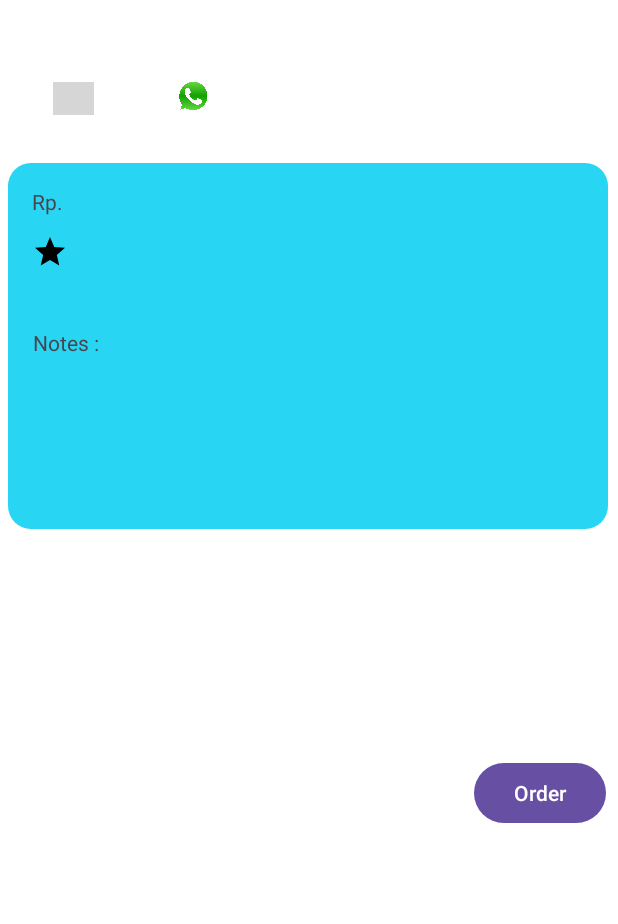
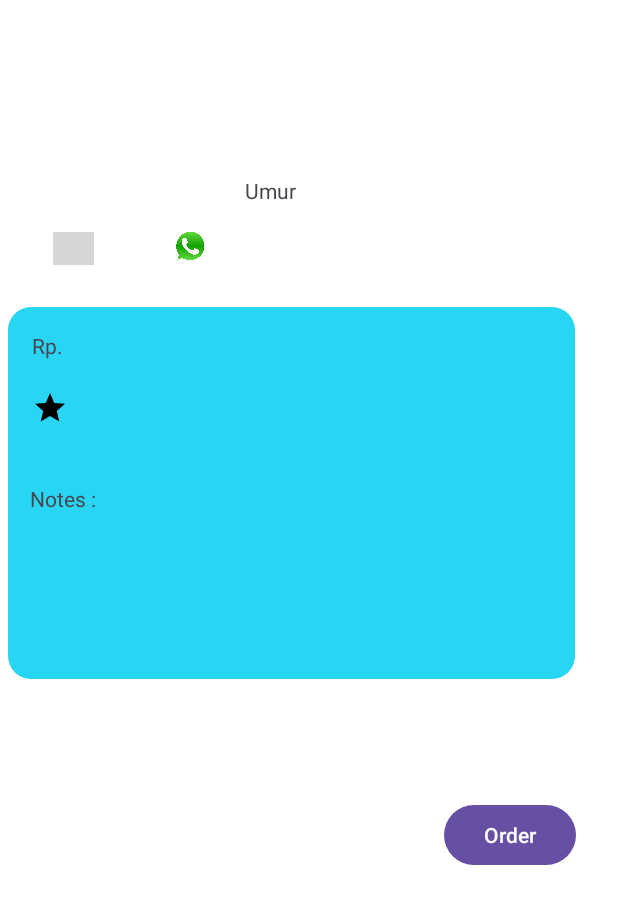
Before and after one commit to c14210115/appSporty, an Android app: the fragment fragment_detail_coach placed in its activity, on a phone screen of 412 x 824 dp, the part 128-1052 px from its top. Run offline under Robolectric (Android 15) with nearby library versions, the phone set to English and light mode, and no system bars; plain views replace CircularImageView; 9 statements that could not run were skipped; grey boxes are pictures that could not be loaded.

Commit message:
Anthony : Sudah selesai coding detail coachnya. Sudah bisa halaman awal muncul langsung di HOME (Udah aku update lebih rapi sedikit)

```diff
--- a/app/src/main/java/com/petra/appsporty/MainActivity.kt
+++ b/app/src/main/java/com/petra/appsporty/MainActivity.kt
@@ -40,6 +40,7 @@ class MainActivity : AppCompatActivity() {
         fragmentManager = supportFragmentManager
         fragmentManager.beginTransaction().replace(R.id.fragmentContainerView, fragment).commit()
 
+        //set page title
         val pageTitle = when (fragment) {
             is fragment_home -> "SPORTY"
             is fragment_profile -> "PROFILE"
--- a/app/src/main/res/layout/fragment_detail_coach.xml
+++ b/app/src/main/res/layout/fragment_detail_coach.xml
@@ -11,8 +11,8 @@
 
     <ImageView
         android:id="@+id/imgCoachDetail"
-        android:layout_width="wrap_content"
-        android:layout_height="wrap_content"
+        android:layout_width="100dp"
+        android:layout_height="100dp"
         android:layout_marginStart="35dp"
         android:layout_marginTop="29dp"
         app:layout_constraintStart_toStartOf="parent"
@@ -79,7 +79,8 @@
         android:id="@+id/tvIg"
         android:layout_width="wrap_content"
         android:layout_height="wrap_content"
-        android:layout_marginStart="10dp"
+        android:layout_marginStart="8dp"
+        android:layout_marginBottom="4dp"
         android:text="namaInstagram"
         app:layout_constraintBottom_toBottomOf="@+id/imageView3"
         app:layout_constraintStart_toEndOf="@+id/imageView3" />
@@ -88,17 +89,18 @@
         android:id="@+id/tvWA"
         android:layout_width="wrap_content"
         android:layout_height="wrap_content"
-        android:layout_marginStart="10dp"
+        android:layout_marginStart="4dp"
+        android:layout_marginBottom="4dp"
         android:text="noWA"
         app:layout_constraintBottom_toBottomOf="@+id/imageView5"
         app:layout_constraintStart_toEndOf="@+id/imageView5" />
 
     <androidx.constraintlayout.widget.ConstraintLayout
         android:id="@+id/constraintLayout"
-        android:layout_width="400dp"
-        android:layout_height="244dp"
+        android:layout_width="378dp"
+        android:layout_height="248dp"
         android:layout_marginStart="5dp"
-        android:layout_marginTop="32dp"
+        android:layout_marginTop="28dp"
         android:layout_marginEnd="5dp"
         android:background="@drawable/roundedcorner"
         android:backgroundTint="#28D5F3"
@@ -111,10 +113,11 @@
             android:id="@+id/tvCoachprice"
             android:layout_width="wrap_content"
             android:layout_height="wrap_content"
-            android:layout_marginStart="44dp"
             android:layout_marginTop="16dp"
             android:text="CoachPrice"
-            app:layout_constraintStart_toStartOf="parent"
+            app:layout_constraintEnd_toEndOf="parent"
+            app:layout_constraintHorizontal_bias="0.017"
+            app:layout_constraintStart_toEndOf="@+id/tvRupiahRP"
             app:layout_constraintTop_toTopOf="parent" />
 
         <TextView
@@ -131,7 +134,7 @@
             android:layout_width="wrap_content"
             android:layout_height="wrap_content"
             android:layout_marginStart="16dp"
-            android:layout_marginTop="12dp"
+            android:layout_marginTop="20dp"
             android:drawableStart="@drawable/star"
             app:layout_constraintStart_toStartOf="parent"
             app:layout_constraintTop_toBottomOf="@+id/tvRupiahRP" />
@@ -165,6 +168,9 @@
             android:layout_height="wrap_content"
             android:layout_marginStart="15dp"
             android:layout_marginTop="5dp"
+            android:layout_marginEnd="15dp"
+            app:layout_constraintEnd_toEndOf="parent"
+            app:layout_constraintHorizontal_bias="0.07"
             app:layout_constraintStart_toStartOf="parent"
             app:layout_constraintTop_toBottomOf="@+id/tvNotes" />
 
@@ -174,9 +180,10 @@
         android:id="@+id/btnOrder"
         android:layout_width="wrap_content"
         android:layout_height="wrap_content"
-        android:layout_marginStart="316dp"
-        android:layout_marginTop="152dp"
+        android:layout_marginTop="80dp"
         android:text="Order"
+        app:layout_constraintEnd_toEndOf="parent"
+        app:layout_constraintHorizontal_bias="0.914"
         app:layout_constraintStart_toStartOf="parent"
         app:layout_constraintTop_toBottomOf="@+id/constraintLayout" />
 
```
